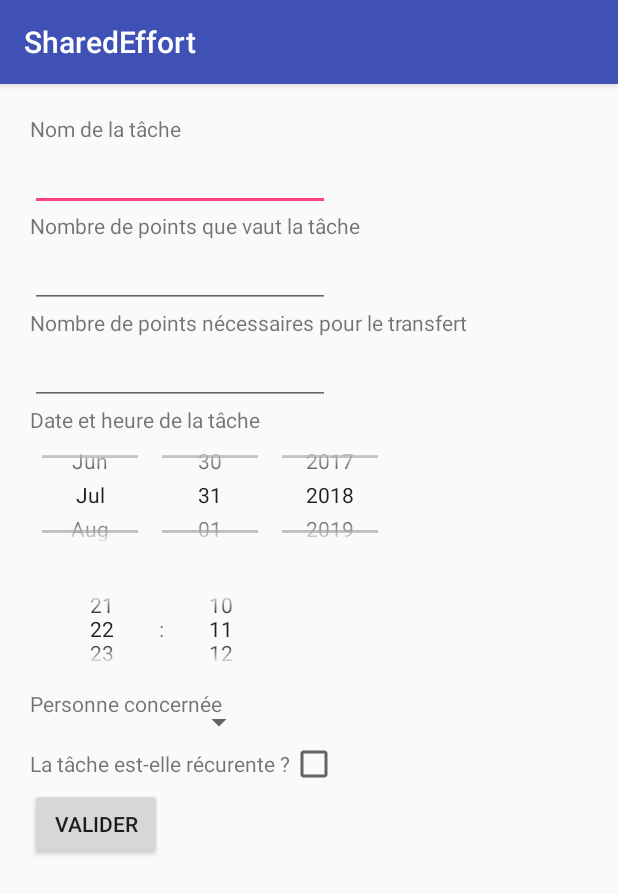
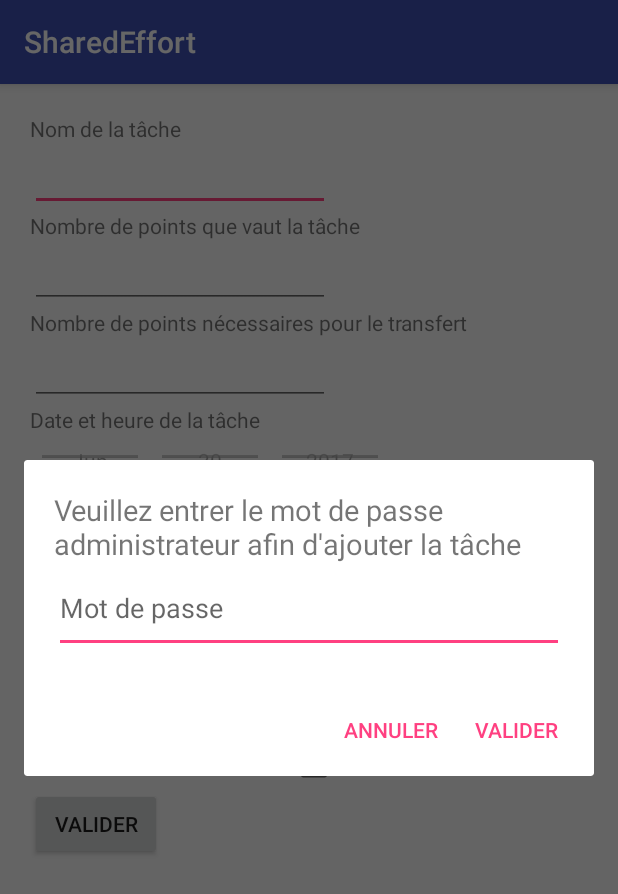
Before and after one commit to Steffi-Baugnies/SharedEffort, an Android app: the AddTaskActivity screen opened directly, with no data from a screen before it, after a tap on "VALIDER", on a phone screen of 412 x 824 dp. Shown: the top 894 px of the screen. Run offline under Robolectric (Android 15) with nearby library versions, the phone set to English and light mode, and no system bars.

Commit message:
require admin password when adding tasks
/!\ No redirections or error messages yet

```diff
--- a/SharedEffort/app/src/main/java/com/example/steff/sharedeffort/AddTaskActivity.java
+++ b/SharedEffort/app/src/main/java/com/example/steff/sharedeffort/AddTaskActivity.java
@@ -1,9 +1,12 @@
 package com.example.steff.sharedeffort;
 
+import android.content.DialogInterface;
+import android.support.v7.app.AlertDialog;
 import android.support.v7.app.AppCompatActivity;
 import android.os.Bundle;
 import android.support.v7.widget.AppCompatCheckBox;
 import android.util.JsonReader;
+import android.view.LayoutInflater;
 import android.view.View;
 import android.widget.AdapterView;
 import android.widget.ArrayAdapter;
@@ -35,7 +38,7 @@ public class AddTaskActivity extends AppCompatActivity {
 
     private Button mValidateBtn;
 
-    private String mAdminPswd = "password";
+    private String mAdminPswd = "";
 
     private Map<String, Integer> userInfo;
 
@@ -52,7 +55,6 @@ public class AddTaskActivity extends AppCompatActivity {
         mUserSpinner = findViewById(R.id.activity_addTask_userSpinner);
         mRecurrence = findViewById(R.id.activity_addTask_recurrence);
         mValidateBtn = findViewById(R.id.activity_addTask_validateBtn);
-
         getFamilyInfo();
         setTimePickerMode();
         initValidateBtn();
@@ -100,10 +102,35 @@ public class AddTaskActivity extends AppCompatActivity {
         mValidateBtn.setOnClickListener(new View.OnClickListener() {
             @Override
             public void onClick(View v) {
-                addTask();
+                openAdminPasswordPopup();
             }
         });
     }
+
+    public void openAdminPasswordPopup(){
+        AlertDialog.Builder builder = new AlertDialog.Builder(this);
+        LayoutInflater inflater = this.getLayoutInflater();
+        final View dialogView = inflater.inflate(R.layout.dialog_admin_password, null);
+        builder.setView(dialogView).setPositiveButton("Valider", new DialogInterface.OnClickListener() {
+            @Override
+            public void onClick(DialogInterface dialog, int which) {
+                EditText editText = dialogView.findViewById(R.id.dialog_admin_password_input);
+                System.out.println(editText.getText().toString());
+                mAdminPswd = editText.getText().toString();
+
+                addTask();
+
+            }
+        }).setNegativeButton("Annuler", new DialogInterface.OnClickListener() {
+            @Override
+            public void onClick(DialogInterface dialog, int which) {
+                dialog.cancel();
+            }
+        });
+        AlertDialog alertDialog = builder.create();
+        alertDialog.show();
+    }
+
     public void getFamilyInfo(){
         JSONObject familyId = new JSONObject();
         try {
--- a/SharedEffort/app/src/main/java/com/example/steff/sharedeffort/Task.java
+++ b/SharedEffort/app/src/main/java/com/example/steff/sharedeffort/Task.java
@@ -24,7 +24,7 @@ public class Task implements Parcelable{
         this.points = points;
         this.pointsForTransfert = pointsForTransfert;
 
-        DateTimeFormatter dateTimeFormatter = DateTimeFormatter.ofPattern("EEE, dd MMM yyyy hh:mm:ss z");
+        DateTimeFormatter dateTimeFormatter = DateTimeFormatter.ofPattern("EEE, dd MMM yyyy HH:mm:ss z");
         this.taskDate = LocalDate.parse(taskDate, dateTimeFormatter);
 
         this.isDone = isDone == 1 ? true : false;
--- /dev/null
+++ b/SharedEffort/app/src/main/res/layout/dialog_admin_password.xml
@@ -0,0 +1,22 @@
+<?xml version="1.0" encoding="utf-8"?>
+<android.support.constraint.ConstraintLayout xmlns:android="http://schemas.android.com/apk/res/android"
+    android:layout_width="match_parent"
+    android:layout_height="match_parent"
+    xmlns:app="http://schemas.android.com/apk/res-auto"
+    android:padding="20dp">
+<TextView
+    android:id="@+id/dialog_admin_password_text"
+    android:layout_width="match_parent"
+    android:layout_height="wrap_content"
+    android:text="Veuillez entrer le mot de passe administrateur afin d'ajouter la tâche"
+    android:textSize="19dp"
+    />
+<EditText
+    android:id="@+id/dialog_admin_password_input"
+    app:layout_constraintTop_toBottomOf="@id/dialog_admin_password_text"
+    android:layout_width="match_parent"
+    android:layout_height="60dp"
+    android:hint="Mot de passe"
+    android:inputType="textPassword"/>
+
+</android.support.constraint.ConstraintLayout>
```
Also changed, not shown: 1 other file.
